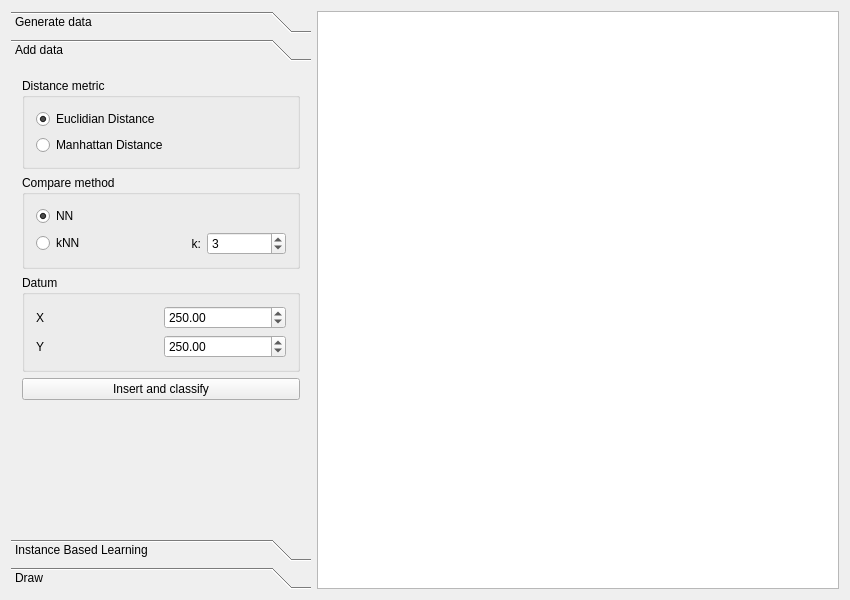
The window that mainwindow.ui (olavph/Classifier) describes before a commit, drawn with Qt 5.
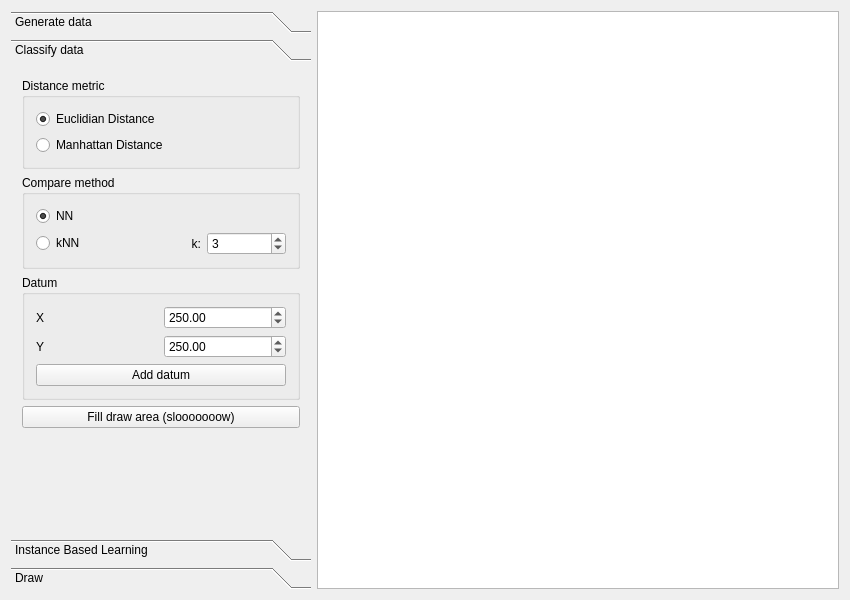
The same window after the commit. The open tabs and pages were chosen to show the change.

Commit message: Added button to fill draw area TODO: Speed it up

```diff
--- a/mainwindow.ui
+++ b/mainwindow.ui
@@ -501,12 +501,12 @@
         <rect>
          <x>0</x>
          <y>0</y>
-         <width>157</width>
-         <height>299</height>
+         <width>300</width>
+         <height>453</height>
         </rect>
        </property>
        <attribute name="label">
-        <string>Add data</string>
+        <string>Classify data</string>
        </attribute>
        <layout class="QVBoxLayout" name="verticalLayout_7">
         <item>
@@ -639,13 +639,20 @@
              </item>
             </layout>
            </item>
+           <item>
+            <widget class="QPushButton" name="InsertAndClassifyButton">
+             <property name="text">
+              <string>Add datum</string>
+             </property>
+            </widget>
+           </item>
           </layout>
          </widget>
         </item>
         <item>
-         <widget class="QPushButton" name="InsertAndClassifyButton">
+         <widget class="QPushButton" name="FillDrawAreaButton">
           <property name="text">
-           <string>Insert and classify</string>
+           <string>Fill draw area (slooooooow)</string>
           </property>
          </widget>
         </item>
```
Left out of the diff: 45 changed lines with no effect on the pictures. The commit also changes 2 other files.
